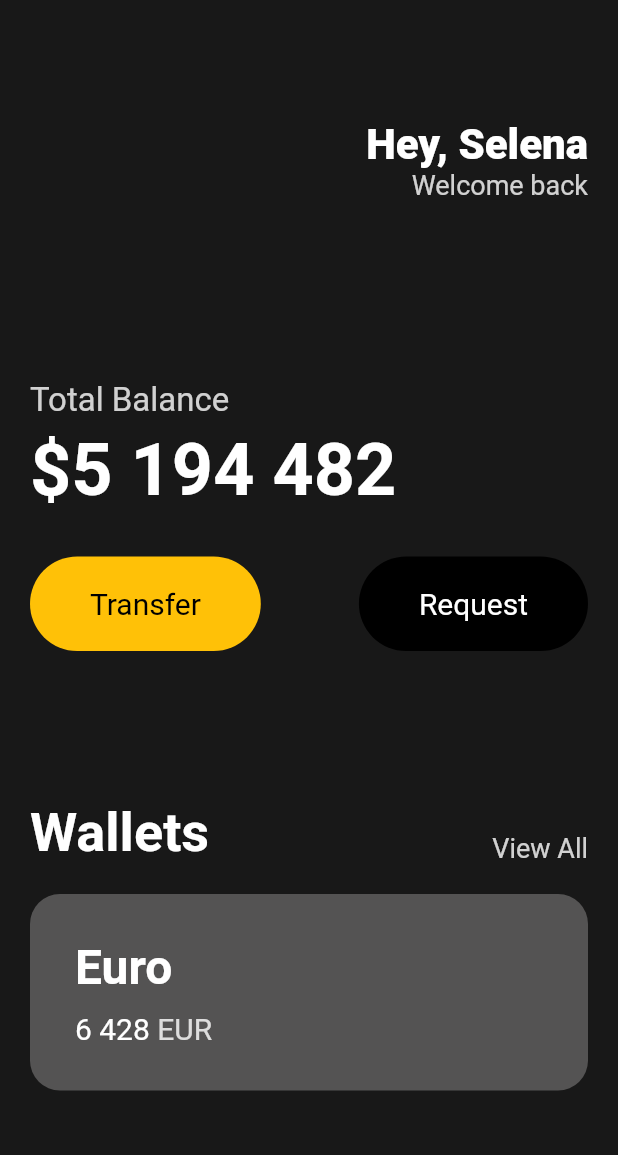
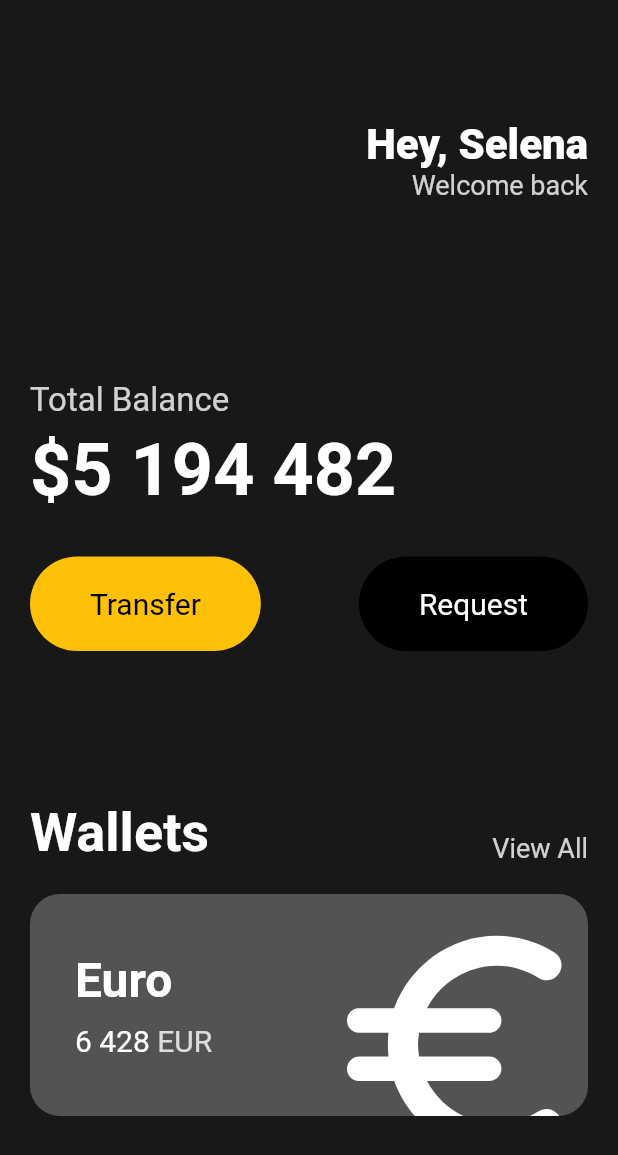
Before and after one commit to bigwave-cho/flutter-basic, a Flutter app: the screen it shows after launch, on a phone screen of 412 x 824 dp. Shown: the top 1155 px of the screen. Run offline on Flutter 3.47's test engine with Material 2 defaults, Android fonts, the phone set to English and light mode, and no system bars.

Commit message:
Cards : Icon 다뤄보기

```diff
--- a/lib/main.dart
+++ b/lib/main.dart
@@ -111,12 +111,14 @@ class App extends StatelessWidget {
                 height: 20,
               ),
               Container(
+                clipBehavior: Clip.hardEdge, // overflow hidden
                 decoration: BoxDecoration(
                     color: const Color.fromARGB(255, 84, 83, 83),
                     borderRadius: BorderRadius.circular(20)),
                 child: Padding(
                   padding: const EdgeInsets.all(30),
                   child: Row(
+                    mainAxisAlignment: MainAxisAlignment.spaceBetween,
                     children: [
                       Column(
                         crossAxisAlignment: CrossAxisAlignment.start,
@@ -153,6 +155,19 @@ class App extends StatelessWidget {
                             ],
                           )
                         ],
+                      ),
+                      Transform.scale(
+                        // Transform.scale 아이콘 5배 크기 키움
+                        scale: 2.2,
+                        child: Transform.translate(
+                          // 아이콘 위치 옮기기
+                          offset: const Offset(-5, 12),
+                          child: const Icon(
+                            Icons.euro_rounded,
+                            color: Colors.white,
+                            size: 88,
+                          ),
+                        ),
                       )
                     ],
                   ),
```
